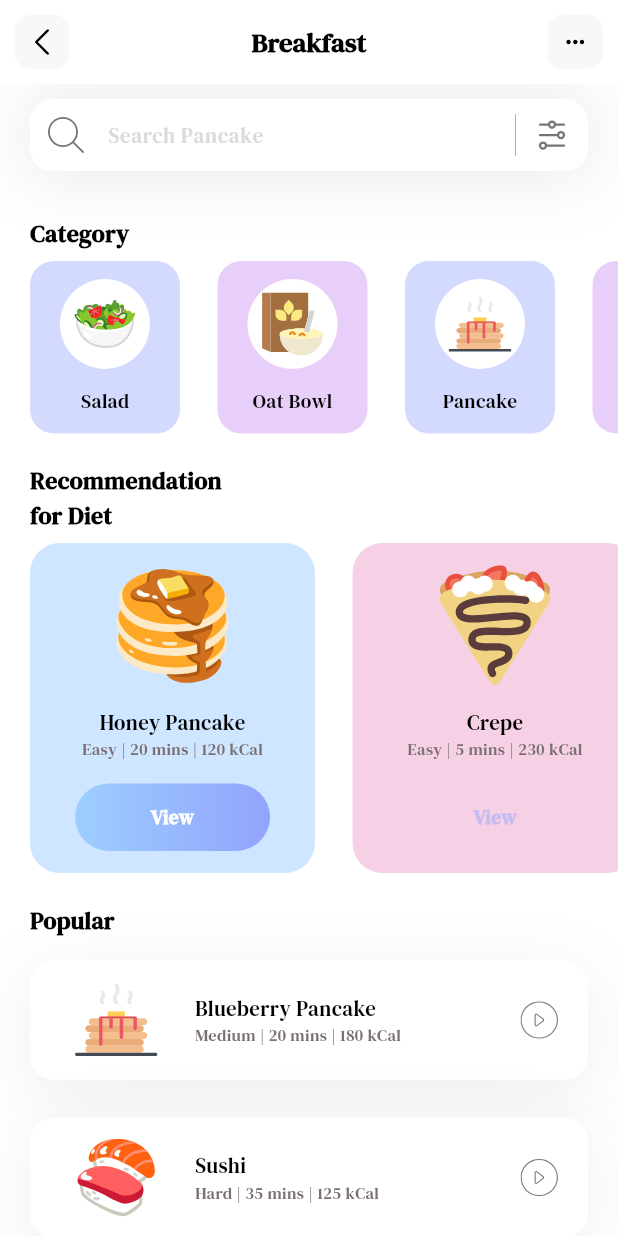
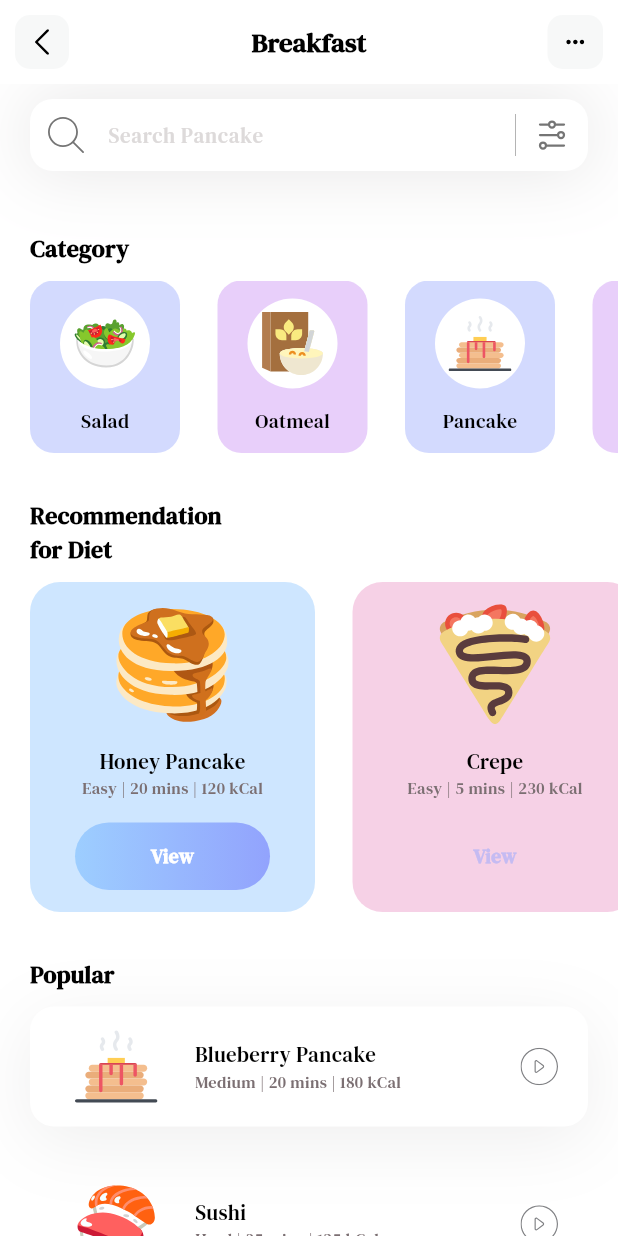
Before and after one commit to idilsg/FlutterPractice, a Flutter app: the screen it shows after launch, on a phone screen of 412 x 824 dp. Run offline on Flutter 3.47's test engine with Material 3 defaults, Android fonts, the light colour scheme and no system bars; our stand-ins replace flutter_svg; project files that could hold a hidden picture were left out.

Commit message:
tutorial done

```diff
--- a/lib/models/category_model.dart
+++ b/lib/models/category_model.dart
@@ -24,7 +24,7 @@ class CategoryModel {
 
     categories.add(
       CategoryModel(
-        name: 'Oat Bowl',
+        name: 'Oatmeal',
         iconPath: 'assets/icons/oat-bowl.svg',
         boxColor: Color(0xffC588F2)
       )
--- a/lib/pages/homepage.dart
+++ b/lib/pages/homepage.dart
@@ -1,7 +1,3 @@
-// ignore_for_file: prefer_const_constructors
-// ignore_for_file: prefer_const_literals_to_create_immutables
-// ignore_for_file: sort_child_properties_last
-
 import 'package:flutter/material.dart';
 import 'package:flutter_svg/flutter_svg.dart';
 import 'package:yt_demo/models/category_model.dart';
@@ -31,16 +27,16 @@ class HomePage extends StatelessWidget {
       body: ListView(
         children: [
           _searchField(),
-          SizedBox(height: 30,),
+          const SizedBox(height: 40,),
           _categoriesSection(),
-          SizedBox(height: 20,),
+          const SizedBox(height: 30,),
           _dietSection(),
-          SizedBox(height: 20),
+          const SizedBox(height: 30),
           Column(
             crossAxisAlignment: CrossAxisAlignment.start,
             children: [
-              Padding(
-                padding: const EdgeInsets.only(left: 20),
+              const Padding(
+                padding: EdgeInsets.only(left: 20),
                 child: Text(
                   'Popular',
                   style: TextStyle(
@@ -50,12 +46,12 @@ class HomePage extends StatelessWidget {
                   )
                 )
               ),
-              SizedBox(height: 15,),
+              const SizedBox(height: 10,),
               ListView.separated(
                 itemCount: popularDiets.length,
                 shrinkWrap: true,
-                separatorBuilder: (context, index) => SizedBox(height: 25,),
-                padding: EdgeInsets.only(left: 20, right: 20),
+                separatorBuilder: (context, index) => const SizedBox(height: 25,),
+                padding: const EdgeInsets.only(left: 20, right: 20),
                 itemBuilder: (context, index) {
                   return Container(
                     height: 80,
@@ -75,7 +71,7 @@ class HomePage extends StatelessWidget {
                           children: [
                             Text(
                               popularDiets[index].name,
-                              style: TextStyle(
+                              style: const TextStyle(
                                 fontWeight: FontWeight.w500,
                                 color: Colors.black,
                                 fontSize: 14
@@ -83,7 +79,7 @@ class HomePage extends StatelessWidget {
                             ),
                             Text(
                               popularDiets[index].level + ' | ' + popularDiets[index].duration + ' | ' + popularDiets[index].calorie,
-                              style: TextStyle(
+                              style: const TextStyle(
                                 fontWeight: FontWeight.w400,
                                 color: Color(0xff7B6F72),
                                 fontSize: 11
@@ -91,35 +87,38 @@ class HomePage extends StatelessWidget {
                             ),
                           ],
                         ),
-                        Spacer(),
+                        const Spacer(),
                         Padding(
                           padding: const EdgeInsets.only(right: 20),
-                          child: SvgPicture.asset(
-                            'assets/icons/button.svg',
-                            width: 25,
-                            height: 25
+                          child: GestureDetector(
+                            onTap: (){},
+                            child: SvgPicture.asset(
+                              'assets/icons/button.svg',
+                              width: 25,
+                              height: 25
+                            ),
                           ),
                         ),
                       ],
                     ),
                     decoration: BoxDecoration(
-                      color: Colors.white,
+                      color: popularDiets[index].boxIsSelected ? Colors.white : Colors.transparent,
                       borderRadius: BorderRadius.circular(16),
-                      boxShadow: [
+                      boxShadow: popularDiets[index].boxIsSelected ? [
                         BoxShadow(
-                          color: Color(0xff1D1617).withOpacity(0.07),
-                          offset: Offset(0, 10),
+                          color: const Color(0xff1D1617).withOpacity(0.07),
+                          offset: const Offset(0, 10),
                           blurRadius: 40,
                           spreadRadius: 0
                         )
-                      ]
+                      ] : []
                     ),
                   );
                 }
               )
             ],
           ),
-          SizedBox(height: 40,),
+          const SizedBox(height: 40,),
         ],
       ),
     );
@@ -129,8 +128,8 @@ class HomePage extends StatelessWidget {
     return Column(
           crossAxisAlignment: CrossAxisAlignment.start,
           children: [
-            Padding(
-              padding: const EdgeInsets.only(left: 20),
+            const Padding(
+              padding: EdgeInsets.only(left: 20),
               child: Text(
                 'Recommendation\nfor Diet',
                 style: TextStyle(
@@ -140,7 +139,7 @@ class HomePage extends StatelessWidget {
                 )
               ),
             ),
-            SizedBox(height: 7,),
+            const SizedBox(height: 10,),
             Container(
               height: 220,
               child: ListView.separated(
@@ -164,7 +163,7 @@ class HomePage extends StatelessWidget {
                           children: [
                             Text(
                               diets[index].name,
-                              style: TextStyle(
+                              style: const TextStyle(
                                 fontWeight: FontWeight.w500,
                                 color: Colors.black,
                                 fontSize: 14
@@ -172,7 +171,7 @@ class HomePage extends StatelessWidget {
                             ),
                             Text(
                               diets[index].level + ' | ' + diets[index].duration + ' | ' + diets[index].calorie,
-                              style: TextStyle(
+                              style: const TextStyle(
                                 color: Color(0xff7B6F72),
                                 fontSize: 11,
                                 fontWeight: FontWeight.w400
@@ -187,7 +186,7 @@ class HomePage extends StatelessWidget {
                             child: Text(
                               'View',
                               style: TextStyle(
-                                color: diets[index].viewIsSelected ? Colors.white : Color(0xffC5BBF2),
+                                color: diets[index].viewIsSelected ? Colors.white : const Color(0xffC5BBF2),
                                 fontWeight: FontWeight.w600,
                                 fontSize: 13
                               )
@@ -196,8 +195,8 @@ class HomePage extends StatelessWidget {
                           decoration: BoxDecoration(
                             gradient: LinearGradient(
                               colors: [
-                                diets[index].viewIsSelected ? Color(0xff9DCEFF) : Colors.transparent,
-                                diets[index].viewIsSelected ? Color(0xff92A3FD) : Colors.transparent,
+                                diets[index].viewIsSelected ? const Color(0xff9DCEFF) : Colors.transparent,
+                                diets[index].viewIsSelected ? const Color(0xff92A3FD) : Colors.transparent,
                               ]
                             ),
                             borderRadius: BorderRadius.circular(50)
@@ -207,10 +206,10 @@ class HomePage extends StatelessWidget {
                     )
                   );
                 },
-                separatorBuilder: (context, index) => SizedBox(width: 25,),
+                separatorBuilder: (context, index) => const SizedBox(width: 25,),
                 itemCount: diets.length,
                 scrollDirection: Axis.horizontal,
-                padding: EdgeInsets.only(left:20, right:20),
+                padding: const EdgeInsets.only(left:20, right:20),
               )
             )
           ],
@@ -221,8 +220,8 @@ class HomePage extends StatelessWidget {
     return Column(
           crossAxisAlignment: CrossAxisAlignment.start,
           children: [
-            Padding(
-              padding: const EdgeInsets.only(left: 20), //solda biraz boşluk kalması için
+            const Padding(
+              padding: EdgeInsets.only(left: 20), //solda biraz boşluk kalması için
               child: Text(
                 'Category',
                 style: TextStyle(
@@ -232,17 +231,17 @@ class HomePage extends StatelessWidget {
                 )
               ),
             ),
-            SizedBox(height: 7,), //Category'nin altında boşluk kalması için
+            const SizedBox(height: 10,), //Category'nin altında boşluk kalması için
             Container(
               height: 115,
               child: ListView.separated(
                 itemCount: categories.length,
                 scrollDirection: Axis.horizontal, //bunu yapmazsan renkler yatay sıralanır
-                padding: EdgeInsets.only(
+                padding: const EdgeInsets.only(
                   left: 20,
                   right: 20,
                 ),
-                separatorBuilder: (context, index) => SizedBox(width: 25,),
+                separatorBuilder: (context, index) => const SizedBox(width: 25,),
                 itemBuilder: (context, index) {
                   return Container(
                     width: 100,
@@ -256,7 +255,7 @@ class HomePage extends StatelessWidget {
                         Container(
                           width: 60,
                           height: 60,
-                          decoration: BoxDecoration(
+                          decoration: const BoxDecoration(
                             color: Colors.white,
                             shape: BoxShape.circle,
                           ),
@@ -267,7 +266,7 @@ class HomePage extends StatelessWidget {
                         ),
                         Text(
                           categories[index].name,
-                          style: TextStyle(
+                          style: const TextStyle(
                             fontWeight: FontWeight.w400,
                             color: Colors.black,
                             fontSize: 13
@@ -285,11 +284,11 @@ class HomePage extends StatelessWidget {
 
   Container _searchField() {
     return Container(
-          margin: EdgeInsets.only(top: 10, left: 20, right: 20),
+          margin: const EdgeInsets.only(top: 10, left: 20, right: 20),
           decoration: BoxDecoration(
             boxShadow: [
               BoxShadow( //arama kutucuğunun gölgesi
-                color: Color(0xff1D1617).withOpacity(0.11),
+                color: const Color(0xff1D1617).withOpacity(0.11),
                 blurRadius: 40,
                 spreadRadius: 0.0,
               )
@@ -299,9 +298,9 @@ class HomePage extends StatelessWidget {
             decoration: InputDecoration(
               filled: true,
               fillColor: Colors.white,
-              contentPadding: EdgeInsets.all(10),
+              contentPadding: const EdgeInsets.all(10),
               hintText: 'Search Pancake',
-              hintStyle: TextStyle(
+              hintStyle: const TextStyle(
                 color: Color(0xffDDDADA),
                 fontSize: 14
               ),
@@ -322,7 +321,7 @@ class HomePage extends StatelessWidget {
                   child: Row(
                     mainAxisAlignment: MainAxisAlignment.end,
                     children: [
-                      VerticalDivider(
+                      const VerticalDivider(
                         color: Colors.black,
                         indent: 10, //yukarıdan boşluk bırakmak için
                         endIndent: 10, //aşağıdan boşluk bırakmak için
@@ -353,7 +352,7 @@ class HomePage extends StatelessWidget {
 
   AppBar appBar() {
     return AppBar(
-      title: Text(
+      title: const Text(
         'Breakfast',
         style: TextStyle(
           color: Colors.black,
@@ -368,7 +367,7 @@ class HomePage extends StatelessWidget {
         onTap: (){
         },
         child:Container(
-          margin: EdgeInsets.all(10), //container'in boyutu
+          margin: const EdgeInsets.all(10), //container'in boyutu
           alignment: Alignment.center,
           child: SvgPicture.asset(
             'assets/icons/left-arrow.svg',
@@ -376,7 +375,7 @@ class HomePage extends StatelessWidget {
             width: 17,
           ),
           decoration: BoxDecoration( //soldaki kutucuk
-            color: Color(0xffF7F8F8),
+            color: const Color(0xffF7F8F8),
             borderRadius: BorderRadius.circular(10) //köşeleri sivri olmasın diye
           ),
         ),
@@ -386,7 +385,7 @@ class HomePage extends StatelessWidget {
           onTap: (){
           },
           child: Container(
-            margin: EdgeInsets.all(10), //container'in boyutu
+            margin: const EdgeInsets.all(10), //container'in boyutu
             alignment: Alignment.center,
             width: 37,
             child: SvgPicture.asset(
@@ -395,7 +394,7 @@ class HomePage extends StatelessWidget {
               width: 12,
             ),
             decoration: BoxDecoration( //soldaki kutucuk
-              color: Color(0xffF7F8F8),
+              color: const Color(0xffF7F8F8),
               borderRadius: BorderRadius.circular(10) //köşeleri sivri olmasın diye
             ),
           ),
```
